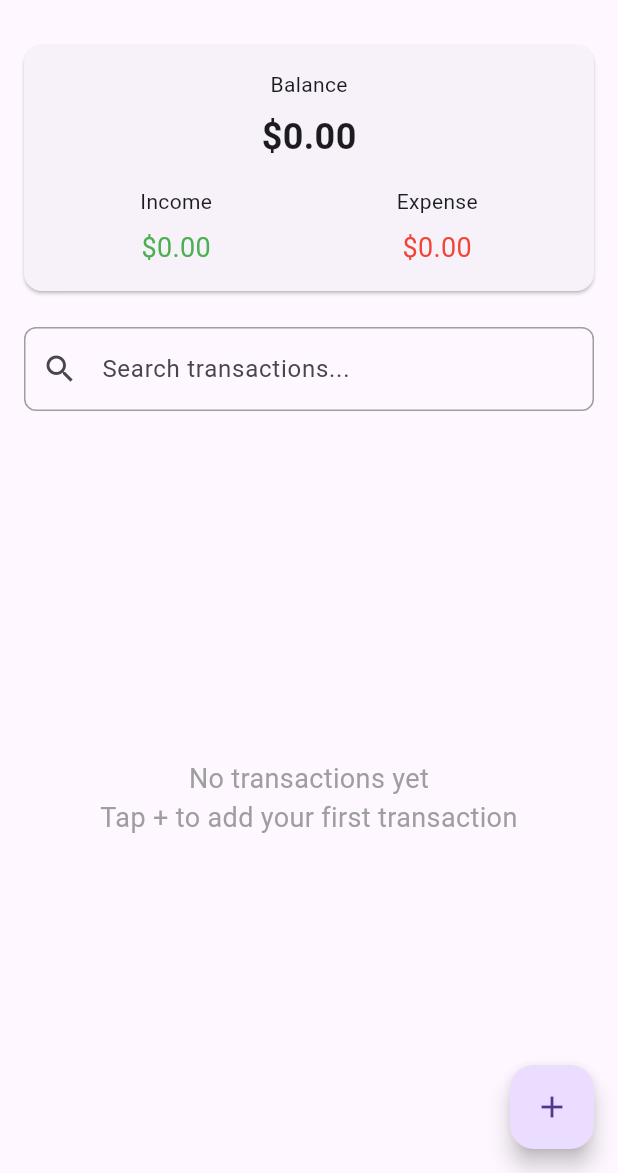
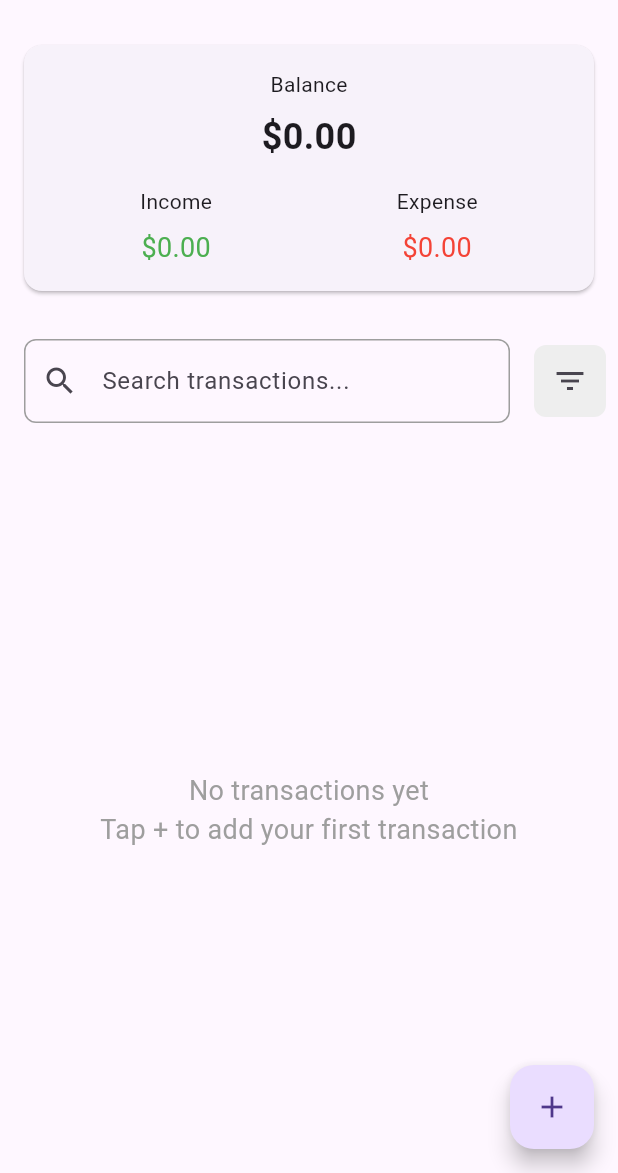
Before and after one commit to Zeneb-Tekarri/expense-tracker-app-flutter, a Flutter app: the screen it shows after launch, on a phone screen of 412 x 824 dp, the part 63-1236 px from its top. Run offline on Flutter 3.47's test engine with Material 3 defaults, Android fonts, the phone set to English and light mode, and no system bars; our stand-ins replace sqflite; accounts and stored records are empty.

Commit message:
Add filter button beside search bar

```diff
--- a/lib/screens/home_screen.dart
+++ b/lib/screens/home_screen.dart
@@ -18,7 +18,7 @@ class HomeScreen extends StatefulWidget {
 class _HomeScreenState extends State<HomeScreen> {
 
   String _searchQuery = '';// State variable to hold the search query
-  TransactionFilter _filter = TransactionFilter.empty; // State variable to hold the current filter
+  TransactionFilter _filters = TransactionFilter.empty; // State variable to hold the current filter
   final TextEditingController _searchController = TextEditingController();// Controller for the search TextField
 
   @override
@@ -63,8 +63,15 @@ class _HomeScreenState extends State<HomeScreen> {
           // Display the balance card with current balance, income, and expense
           BalanceCard(balance: provider.balance, income: provider.totalIncome, expense: provider.totalExpense),
 
+          // Search bar and filter button row
+          Padding(
+            padding: const EdgeInsets.all(8.0),
+            child: Row(
+              children: [
+
                 // Search bar for filtering transactions
-          TransactionSearchBar(
+                Expanded(
+                  child: TransactionSearchBar(
                     searchController: _searchController,
                     searchQuery: _searchQuery,
                     onClear: () {
@@ -78,6 +85,28 @@ class _HomeScreenState extends State<HomeScreen> {
                         _searchQuery = value;
                       });
                     },
+                  ),
+                ),
+
+                const SizedBox(width: 8),
+
+                // Filter button to open the filter dialog
+                Container(
+                  decoration: BoxDecoration(
+                    color: Colors.grey[200],
+                    borderRadius: BorderRadius.circular(8.0),
+                  ),
+                  child: IconButton(
+                    icon: const Icon(Icons.filter_list),
+                    tooltip: 'Filter transactions',
+                    onPressed: () {
+                      //Open transaction filter sheet
+                    }
+
+                  ),
+                ),
+              ],
+            ),
           ),
 
           // Display the list of transactions, filtered based on the search query
--- a/lib/widgets/transaction_search_bar.dart
+++ b/lib/widgets/transaction_search_bar.dart
@@ -18,7 +18,7 @@ class TransactionSearchBar extends StatelessWidget {
     return Padding(
 
       padding: const EdgeInsets.symmetric(
-        horizontal: 16.0,
+        horizontal: 8.0,
         vertical: 8.0
       ),
 
```
Lines whose indentation alone changed are shown as unchanged.
